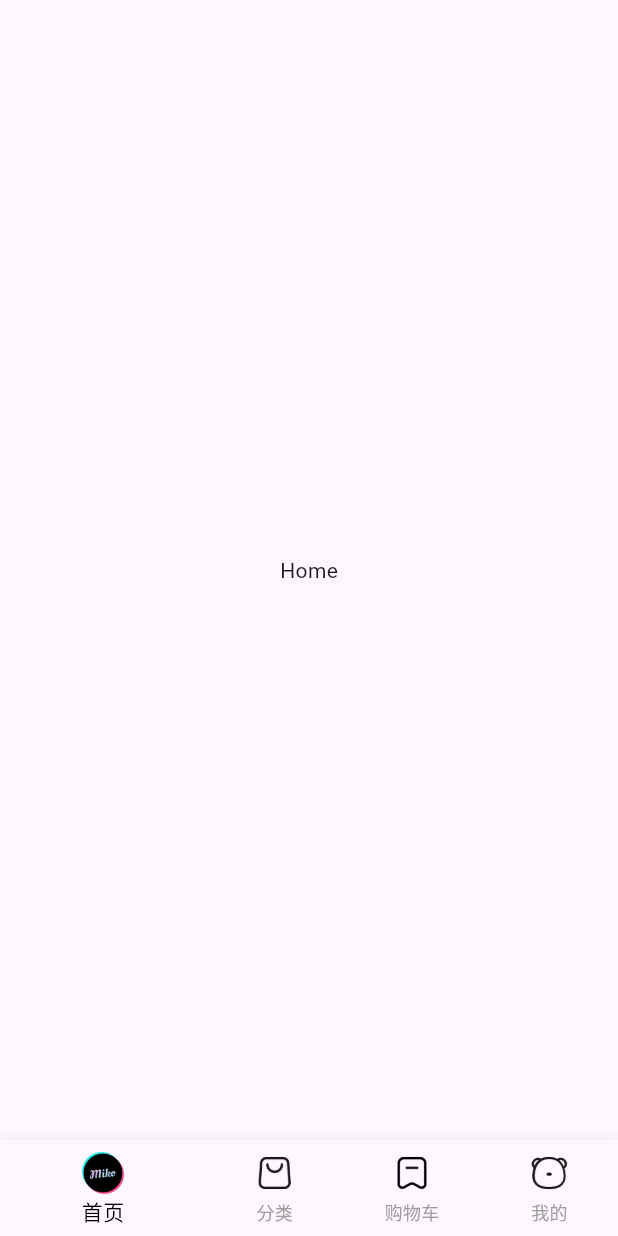
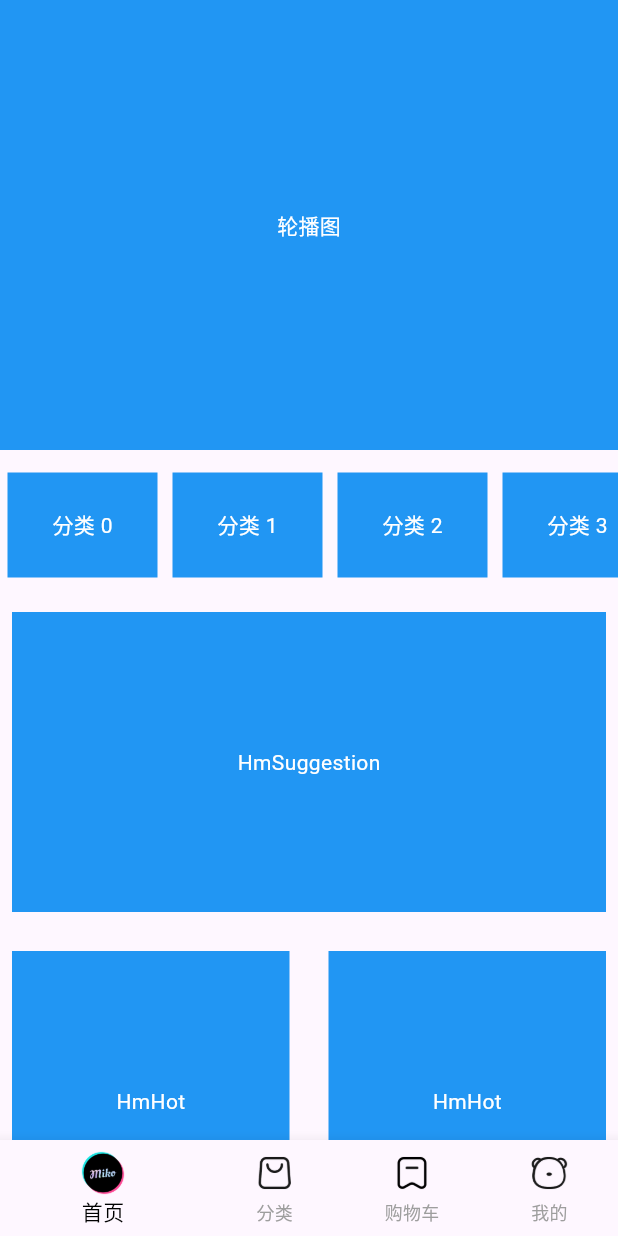
Before and after one commit to Jacobshash/hm_shop, a Flutter app: the screen it shows after launch, on a phone screen of 412 x 824 dp. Run offline on Flutter 3.47's test engine with Material 3 defaults, Android fonts, the phone set to English and light mode, and no system bars.

Commit message:
feat(home): 添加首页组件并重构布局

```diff
--- /dev/null
+++ b/lib/components/Home/HmCategory.dart
@@ -0,0 +1,31 @@
+import 'package:flutter/material.dart';
+
+class HmCategory extends StatefulWidget {
+  const HmCategory({super.key});
+
+  @override
+  State<HmCategory> createState() => _HmCategoryState();
+}
+
+class _HmCategoryState extends State<HmCategory> {
+  @override
+  Widget build(BuildContext context) {
+    return SizedBox(
+      height: 80,
+      child: ListView.builder(
+        scrollDirection: Axis.horizontal,
+        itemCount: 10,
+        itemBuilder: (BuildContext context, int index) {
+          return Container(
+            height: 80,
+            width: 100,
+            alignment: Alignment.center,
+            color: Colors.blue,
+            margin: EdgeInsets.all(5),
+            child: Text('分类 $index', style: TextStyle(color: Colors.white)),
+          );
+        },
+      ),
+    );
+  }
+}
--- /dev/null
+++ b/lib/components/Home/HmHot.dart
@@ -0,0 +1,23 @@
+import 'package:flutter/material.dart';
+
+class HmHot extends StatefulWidget {
+  const HmHot({super.key});
+
+  @override
+  State<HmHot> createState() => _HmHotState();
+}
+
+class _HmHotState extends State<HmHot> {
+  @override
+  Widget build(BuildContext context) {
+    return Padding(
+      padding: EdgeInsets.all(8.0),
+      child: Container(
+        color: Colors.blue,
+        alignment: Alignment.center,
+        height: 200,
+        child: Text('HmHot', style: TextStyle(color: Colors.white)),
+      ),
+    );
+  }
+}
--- /dev/null
+++ b/lib/components/Home/HmMoreList.dart
@@ -0,0 +1,29 @@
+import 'package:flutter/material.dart';
+
+class HmMoreList extends StatefulWidget {
+  const HmMoreList({super.key});
+
+  @override
+  State<HmMoreList> createState() => _HmMoreListState();
+}
+
+class _HmMoreListState extends State<HmMoreList> {
+  @override
+  Widget build(BuildContext context) {
+    return SliverGrid.builder(
+      gridDelegate: SliverGridDelegateWithFixedCrossAxisCount(
+        crossAxisCount: 2,
+        crossAxisSpacing: 10,
+        mainAxisSpacing: 10,
+        childAspectRatio: 0.7,
+      ),
+      itemBuilder: (context, index) {
+        return Container(
+          color: Colors.blue,
+          alignment: Alignment.center,
+          child: Text("item $index", style: TextStyle(color: Colors.white)),
+        );
+      },
+    );
+  }
+}
--- /dev/null
+++ b/lib/components/Home/HmSlider.dart
@@ -0,0 +1,20 @@
+import 'package:flutter/material.dart';
+
+class HmSlider extends StatefulWidget {
+  const HmSlider({super.key});
+
+  @override
+  State<HmSlider> createState() => _HmSliderState();
+}
+
+class _HmSliderState extends State<HmSlider> {
+  @override
+  Widget build(BuildContext context) {
+    return Container(
+      color: Colors.blue,
+      height: 300,
+      alignment: Alignment.center,
+      child: Center(child: Text("轮播图", style: TextStyle(color: Colors.white))),
+    );
+  }
+}
--- /dev/null
+++ b/lib/components/Home/HmSuggestion.dart
@@ -0,0 +1,23 @@
+import 'package:flutter/material.dart';
+
+class HmSuggestion extends StatefulWidget {
+  const HmSuggestion({super.key});
+
+  @override
+  State<HmSuggestion> createState() => _HmSuggestionState();
+}
+
+class _HmSuggestionState extends State<HmSuggestion> {
+  @override
+  Widget build(BuildContext context) {
+    return Padding(
+      padding: EdgeInsets.all(8.0),
+      child: Container(
+        color: Colors.blue,
+        alignment: Alignment.center,
+        height: 200,
+        child: Text('HmSuggestion', style: TextStyle(color: Colors.white)),
+      ),
+    );
+  }
+}
--- a/lib/pages/Home/index.dart
+++ b/lib/pages/Home/index.dart
@@ -1,4 +1,9 @@
 import 'package:flutter/material.dart';
+import 'package:hm_shop/components/Home/HmCategory.dart';
+import 'package:hm_shop/components/Home/HmHot.dart';
+import 'package:hm_shop/components/Home/HmMoreList.dart';
+import 'package:hm_shop/components/Home/HmSlider.dart';
+import 'package:hm_shop/components/Home/HmSuggestion.dart';
 
 class HomeView extends StatefulWidget {
   const HomeView({super.key});
@@ -8,10 +13,31 @@ class HomeView extends StatefulWidget {
 }
 
 class _HomeViewState extends State<HomeView> {
+  List<Widget> _getSlivers() {
+    return [
+      SliverToBoxAdapter(child: HmSlider()),
+      SliverToBoxAdapter(child: SizedBox(height: 10)),
+      SliverToBoxAdapter(child: HmCategory()),
+      SliverToBoxAdapter(child: SizedBox(height: 10)),
+      SliverToBoxAdapter(child: HmSuggestion()),
+      SliverToBoxAdapter(child: SizedBox(height: 10)),
+      SliverToBoxAdapter(
+        child: Flex(
+          direction: Axis.horizontal,
+          children: [
+            Expanded(child: HmHot()),
+            SizedBox(width: 10),
+            Expanded(child: HmHot()),
+          ],
+        ),
+      ),
+      SliverToBoxAdapter(child: SizedBox(height: 10)),
+      HmMoreList(),
+    ];
+  }
+
   @override
   Widget build(BuildContext context) {
-    return Center(
-      child: Text('Home'),
-    );
+    return CustomScrollView(slivers: _getSlivers());
   }
 }
```
